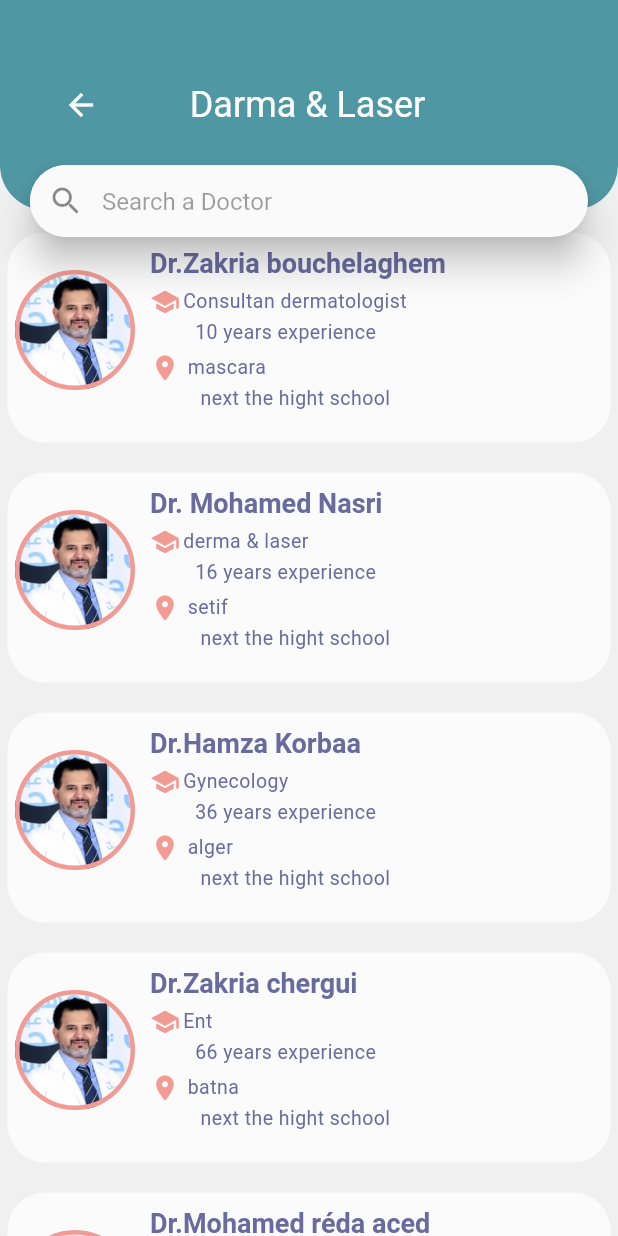
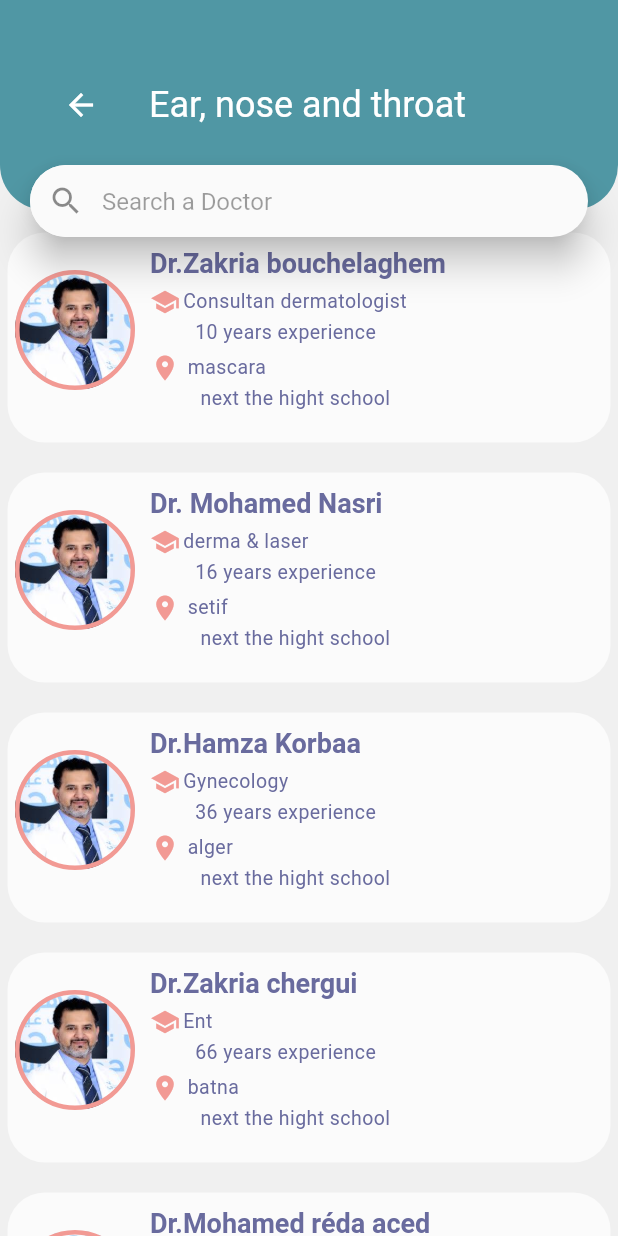
Before and after one commit to ZakariaBouchelaghem/project2cp, a Flutter app: the DoctorsList screen opened directly with empty values, on a phone screen of 412 x 824 dp. Run offline on Flutter 3.47's test engine with Material 2 defaults, Android fonts, the phone set to English and light mode, and no system bars; our stand-ins replace curved_navigation_bar, google_maps_flutter; missing offline and left inert: folding_cell.

Commit message:
Update doctors_data.dart

```diff
--- a/lib/home/doctors_data.dart
+++ b/lib/home/doctors_data.dart
@@ -25,17 +25,17 @@ class Specialitie{
 
   final List<Spec> listSpecialitie =
   [
-    Spec(name1: "أذن وأنف وحنجرة", name2 :"Darma & Laser" ,logoText: "images/riaa.png",),
-    Spec(name1: "نساء وولادة", name2 : "Gynecology",logoText: "images/kbda.png",),
-    Spec(name1: "جلدية و ليزر", name2 :"ENT" ,logoText:"images/kbda.png" ,),
-    Spec(name1: "أذن وأنف وحنجرة", name2 :"Darma & Laser" ,logoText:"images/heart.png" ,),
-    Spec(name1:"نساء وولادة" , name2 :"Gynecology" ,logoText: "images/kbda.png",),
-    Spec(name1: "جلدية و ليزر", name2 :"ENT" ,logoText:"images/kbda.png" ,),
-    Spec(name1: "أذن وأنف وحنجرة", name2 :"Darma & Laser" ,logoText: "images/heart.png",),
-    Spec(name1: "نساء وولادة", name2 : "Gynecology",logoText: "images/scanner.png",),
-    Spec(name1: "جلدية و ليزر", name2 :"ENT" ,logoText:"images/scanner.png" ,),
-    Spec(name1: "أذن وأنف وحنجرة", name2 :"Darma & Laser" ,logoText:"images/heart.png" ,),
-    Spec(name1:"نساء وولادة" , name2 :"Gynecology" ,logoText: "images/eyes.png",),
+    Spec(name1: "أذن وأنف وحنجرة", name2 :"Ear, nose and throat" ,logoText: "images/اذن و حنجرة.png",),
+    Spec(name1: "كبد", name2 : "Liver",logoText: "images/كبد.png",),
+    Spec(name1: "جلدية و ليزر", name2 :"Leather and laser" ,logoText:"images/جلد وليزر.png" ,),
+    Spec(name1: "قلب", name2 :"Heart" ,logoText:"images/قلب.png" ,),
+    Spec(name1:"نساء وولادة" , name2 :"Women and childbirth" ,logoText: "images/نساء و ولادة.jpg",),
+    Spec(name1: "معدة", name2 :"Stomach" ,logoText:"images/معدة1.png" ,),
+    Spec(name1: "تنفسية", name2 :"Respiratory" ,logoText: "images/رئة.png",),
+    Spec(name1: "اسنان", name2 : "Teeth",logoText: "images/اسنان.png",),
+    Spec(name1: "كلى", name2 :"	 Kidenies" ,logoText:"images/كلية.png" ,),
+    Spec(name1: "طب بديل", name2 :"Alternative medicine" ,logoText:"images/بديل.png" ,),
+    Spec(name1:"اشعة" , name2 :"Radio" ,logoText: "images/eyes.png",),
     Spec(name1: "جلدية و ليزر", name2 :"ENT" ,logoText:"images/scanner.png" ,),
   ];
   final List<List<Doctor>> doctors = [
```
